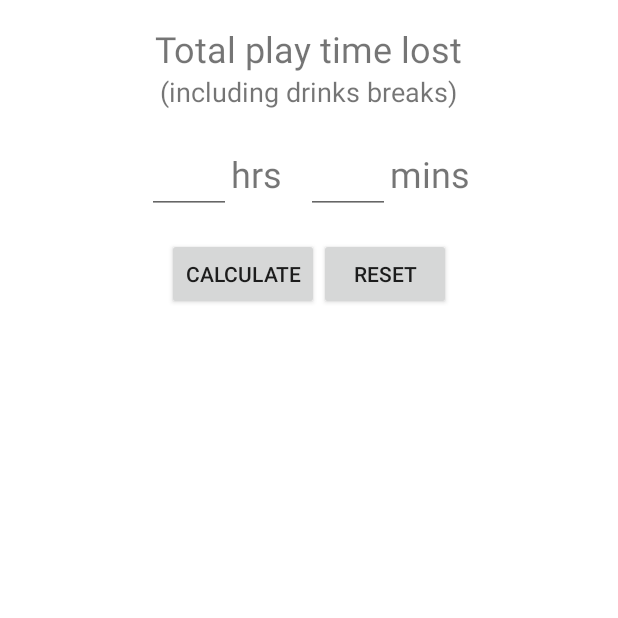
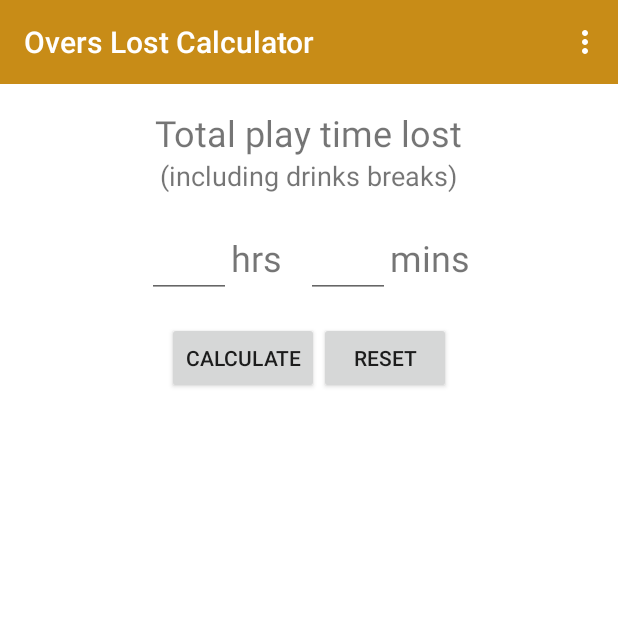
Before and after one commit to jeremyleee/Duckie, an Android app: the screen it shows after launch (CalculatorActivity), after a tap on "OVERS LOST CALCULATOR", on a phone screen of 412 x 824 dp, the top half of it. Run offline under Robolectric (Android 15) with nearby library versions, the phone set to English and light mode, and no system bars.

Commit message:
Fixed crashing in calculators due to non-existent toolbars

```diff
--- a/app/src/main/java/com/tragicfruit/duckie/CalculatorActivity.java
+++ b/app/src/main/java/com/tragicfruit/duckie/CalculatorActivity.java
@@ -18,7 +18,7 @@
 
     protected void onCreate(Bundle savedInstanceState) {
         super.onCreate(savedInstanceState);
-        setContentView(R.layout.activity_fragment);
+        setContentView(R.layout.activity_fragment_toolbar);
 
         FragmentManager fm = getFragmentManager();
         Fragment fragment = fm.findFragmentById(R.id.fragmentContainer);
--- a/app/src/main/java/com/tragicfruit/duckie/MenuActivity.java
+++ b/app/src/main/java/com/tragicfruit/duckie/MenuActivity.java
@@ -18,12 +18,13 @@ import android.support.v7.widget.Toolbar;
  * TODO: Score keeping
  * TODO: Drawer to switch between calculators
  * TODO: Clean up messy JSON serialiser code
+ * TODO: Make bars on menu transparent and diff colours for diff calculators (changing styles btwn activities)
  */
 public class MenuActivity extends AppCompatActivity {
 
     protected void onCreate(Bundle savedInstanceState) {
         super.onCreate(savedInstanceState);
-        setContentView(R.layout.activity_fragment);
+        setContentView(R.layout.activity_fragment_no_toolbar);
 
         FragmentManager fm = getFragmentManager();
         Fragment fragment = fm.findFragmentById(R.id.fragmentContainer);
@@ -35,10 +36,10 @@ public class MenuActivity extends AppCompatActivity {
                     .commit();
         }
 
-        /*Toolbar toolbar = (Toolbar) findViewById(R.id.toolbar);
-        setSupportActionBar(toolbar);
-        if (getSupportActionBar() != null)
-            getSupportActionBar().setSubtitle(R.string.subtitle);*/
+//        Toolbar toolbar = (Toolbar) findViewById(R.id.toolbar);
+//        setSupportActionBar(toolbar);
+//        if (getSupportActionBar() != null)
+//            getSupportActionBar().setSubtitle(R.string.subtitle);
     }
 
 }
--- a/app/src/main/res/layout/activity_fragment.xml
+++ b/app/src/main/res/layout/activity_fragment_no_toolbar.xml
@@ -3,10 +3,6 @@
               android:layout_width="match_parent"
               android:layout_height="match_parent"
               android:orientation="vertical">
-
-    <!--<include-->
-        <!--android:id="@+id/toolbar"-->
-        <!--layout="@layout/toolbar"/>-->
 
     <FrameLayout xmlns:android="http://schemas.android.com/apk/res/android"
                  android:layout_width="match_parent"
--- /dev/null
+++ b/app/src/main/res/layout/activity_fragment_toolbar.xml
@@ -0,0 +1,19 @@
+<?xml version="1.0" encoding="utf-8"?>
+<LinearLayout xmlns:android="http://schemas.android.com/apk/res/android"
+              android:layout_width="match_parent"
+              android:layout_height="match_parent"
+              android:orientation="vertical">
+
+    <include
+        android:id="@+id/toolbar"
+        layout="@layout/toolbar"/>
+
+    <FrameLayout xmlns:android="http://schemas.android.com/apk/res/android"
+                 android:layout_width="match_parent"
+                 android:layout_height="match_parent"
+                 android:id="@+id/fragmentContainer"
+                 android:elevation="4dp">
+
+    </FrameLayout>
+
+</LinearLayout>
--- a/app/src/main/res/values/styles.xml
+++ b/app/src/main/res/values/styles.xml
@@ -5,8 +5,6 @@
         <!-- Customize your theme here. -->
         <item name="colorPrimary">@color/ColorPrimary</item>
         <item name="colorPrimaryDark">@color/ColorPrimaryDark</item>
-        <item name="android:windowTranslucentStatus">true</item>
-        <item name="android:windowTranslucentNavigation">true</item>
     </style>
 
 </resources>
```
